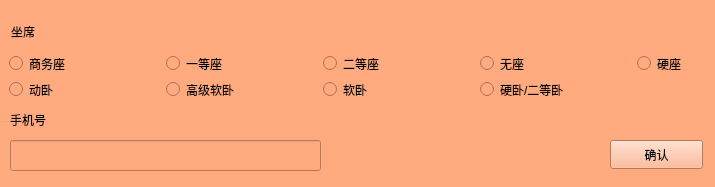
Above: book_win.ui from SamWqc/qp12306 before the change. Below: the same form after it.
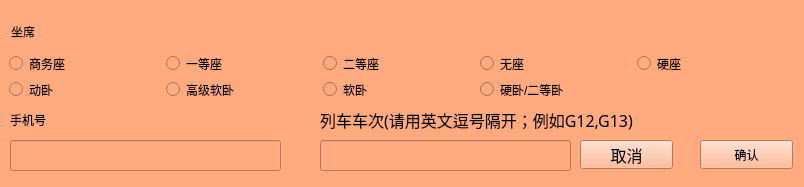
That is the form after the change.

The edit to the form file:
```diff
--- a/book_win.ui
+++ b/book_win.ui
@@ -6,7 +6,7 @@
    <rect>
     <x>0</x>
     <y>0</y>
-    <width>715</width>
+    <width>804</width>
     <height>187</height>
    </rect>
   </property>
@@ -25,7 +25,7 @@
   <widget class="QPushButton" name="pushButton">
    <property name="geometry">
     <rect>
-     <x>610</x>
+     <x>700</x>
      <y>140</y>
      <width>93</width>
      <height>29</height>
@@ -246,11 +246,68 @@
     <rect>
      <x>10</x>
      <y>140</y>
-     <width>311</width>
+     <width>271</width>
      <height>31</height>
     </rect>
    </property>
   </widget>
+  <widget class="QLineEdit" name="train_name">
+   <property name="geometry">
+    <rect>
+     <x>320</x>
+     <y>140</y>
+     <width>251</width>
+     <height>31</height>
+    </rect>
+   </property>
+   <property name="placeholderText">
+    <string/>
+   </property>
+  </widget>
+  <widget class="QLabel" name="label_3">
+   <property name="geometry">
+    <rect>
+     <x>320</x>
+     <y>110</y>
+     <width>391</width>
+     <height>20</height>
+    </rect>
+   </property>
+   <property name="font">
+    <font>
+     <family>黑体</family>
+     <pointsize>12</pointsize>
+     <weight>50</weight>
+     <italic>false</italic>
+     <bold>false</bold>
+    </font>
+   </property>
+   <property name="styleSheet">
+    <string notr="true">font: 12pt &quot;黑体&quot;;</string>
+   </property>
+   <property name="text">
+    <string>列车车次(请用英文逗号隔开；例如G12,G13)</string>
+   </property>
+  </widget>
+  <widget class="QPushButton" name="pushButton_2">
+   <property name="geometry">
+    <rect>
+     <x>580</x>
+     <y>140</y>
+     <width>93</width>
+     <height>29</height>
+    </rect>
+   </property>
+   <property name="font">
+    <font>
+     <family>黑体</family>
+     <pointsize>12</pointsize>
+    </font>
+   </property>
+   <property name="text">
+    <string>取消</string>
+   </property>
+  </widget>
  </widget>
  <resources/>
  <connections>
```
Left out of the diff: 21 changed lines with no effect on the pictures.
